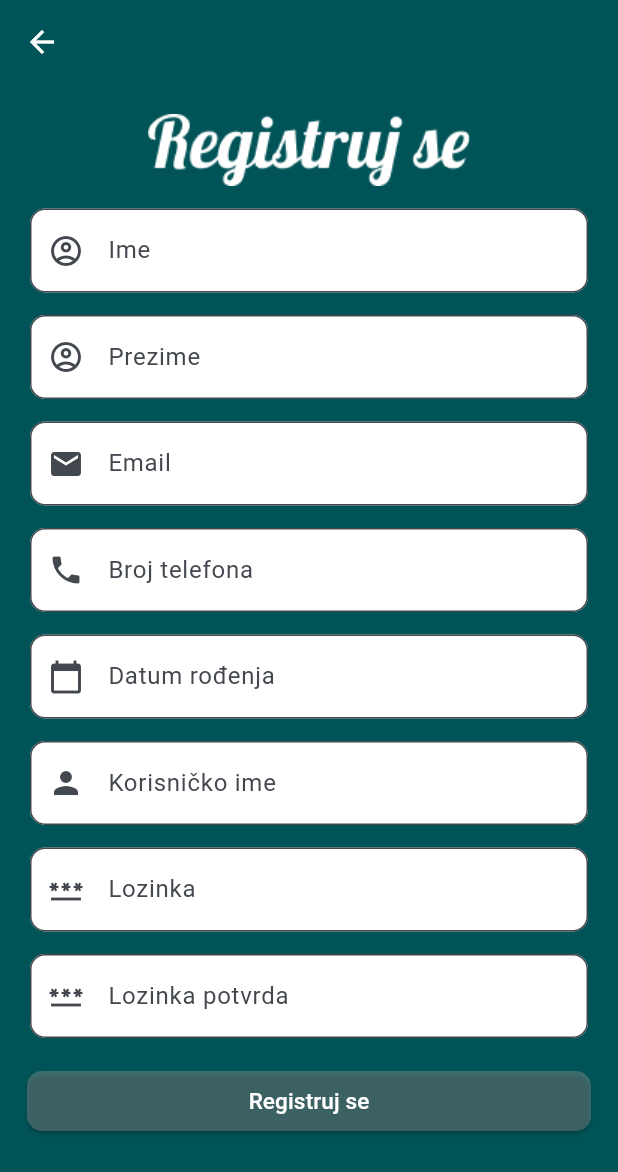
After one commit to AdnanHumackic/NaTanjir_RS2, a Flutter app: the RegistracijaScreen screen opened directly, on a phone screen of 412 x 824 dp. The commit adds this screen. Shown: the top 1172 px of the screen. Run offline on Flutter 3.47's test engine with Material 3 defaults, Android fonts, the phone set to English and light mode, and no system bars; drawn by our look-alikes of flutter_form_builder; our stand-ins replace file_picker, flutter_slidable, form_builder_validators, multi_select_flutter, quickalert; missing offline and left inert: dart:ffi; accounts and stored records are empty; network calls fail; statements that could not run were skipped.

Commit message:
Dodan registracija_screen, mini promjene na ostalim screenovima

```diff
--- a/naTanjir/UI/natanjir_mobile/lib/main.dart
+++ b/naTanjir/UI/natanjir_mobile/lib/main.dart
@@ -1,4 +1,5 @@
 import 'package:flutter/cupertino.dart';
+import 'package:flutter/gestures.dart';
 import 'package:flutter/material.dart';
 import 'package:flutter/painting.dart';
 import 'package:flutter/rendering.dart';
@@ -15,6 +16,7 @@ import 'package:natanjir_mobile/providers/restoran_provider.dart';
 import 'package:natanjir_mobile/providers/vrsta_proizvodum_provider.dart';
 import 'package:natanjir_mobile/providers/vrsta_restorana_provider.dart';
 import 'package:natanjir_mobile/screens/product_list_screen.dart';
+import 'package:natanjir_mobile/screens/registracija_screen.dart';
 import 'package:provider/provider.dart';
 import 'package:quickalert/quickalert.dart';
 import 'package:quickalert/widgets/quickalert_dialog.dart';
@@ -244,6 +246,12 @@ class _LoginPageState extends State<LoginPage> {
                                 fontWeight: FontWeight.bold,
                                 decoration: TextDecoration.underline,
                               ),
+                              recognizer: TapGestureRecognizer()
+                                ..onTap = () {
+                                  Navigator.of(context).push(MaterialPageRoute(
+                                      builder: (context) =>
+                                          RegistracijaScreen()));
+                                },
                             ),
                           ],
                         ),
--- a/naTanjir/UI/natanjir_mobile/lib/screens/korisnik_profile_edit_screen.dart
+++ b/naTanjir/UI/natanjir_mobile/lib/screens/korisnik_profile_edit_screen.dart
@@ -143,9 +143,9 @@ class _KorisnikProfileEditScreenState extends State<KorisnikProfileEditScreen> {
                     errorText: "Minimalna dužina imena je 2 znaka."),
                 FormBuilderValidators.maxLength(40,
                     errorText: "Maksimalna dužina imena je 40 znakova."),
-                FormBuilderValidators.match(r'^[A-Za-z]+(?:\s[A-Za-z]+)*$',
+                FormBuilderValidators.match(r'^[A-Z][a-zA-Z]*$',
                     errorText:
-                        "Ime mora počinjati sa velikim slovom,\n te smije sadržavati samo slova.")
+                        "Ime mora počinjati sa velikim slovom i smije \nsadržavati samo slova.")
               ]),
             ),
             SizedBox(height: 15),
@@ -172,9 +172,9 @@ class _KorisnikProfileEditScreenState extends State<KorisnikProfileEditScreen> {
                     errorText: "Minimalna dužina prezimena je 2 znaka."),
                 FormBuilderValidators.maxLength(40,
                     errorText: "Maksimalna dužina prezimena je 40 znakova."),
-                FormBuilderValidators.match(r'^[A-Za-z]+(?:\s[A-Za-z]+)*$',
+                FormBuilderValidators.match(r'^[A-Z][a-zA-Z]*$',
                     errorText:
-                        "Prezime mora počinjati sa velikim slovom,\n te smije sadržavati samo slova.")
+                        "Prezime mora počinjati sa velikim slovom i smije \nsadržavati samo slova.")
               ]),
             ),
             SizedBox(height: 15),
@@ -196,10 +196,10 @@ class _KorisnikProfileEditScreenState extends State<KorisnikProfileEditScreen> {
               ),
               name: 'telefon',
               validator: FormBuilderValidators.compose([
-                FormBuilderValidators.required(errorText: "Obavezno polje"),
+                FormBuilderValidators.required(errorText: "Obavezno polje."),
                 FormBuilderValidators.match(r'^\+\d{7,15}$',
                     errorText:
-                        "Telefon mora imati od 7 do 15 cifara \ni počinjati znakom +"),
+                        "Telefon mora imati od 7 do 15 cifara \ni počinjati znakom +."),
               ]),
             ),
             SizedBox(height: 15),
@@ -276,11 +276,11 @@ class _KorisnikProfileEditScreenState extends State<KorisnikProfileEditScreen> {
                       name: 'lozinka',
                       validator: FormBuilderValidators.compose([
                         FormBuilderValidators.required(
-                            errorText: "Obavezno polje"),
+                            errorText: "Obavezno polje."),
                       ]),
                       onChanged: (value) {
                         if (value != AuthProvider.password) {
-                          passwordError = "Unesite ispravanu lozinku";
+                          passwordError = "Unesite ispravanu lozinku.";
                         } else {
                           passwordError = null;
                         }
@@ -320,7 +320,7 @@ class _KorisnikProfileEditScreenState extends State<KorisnikProfileEditScreen> {
                       name: 'novaLozinka',
                       validator: FormBuilderValidators.compose([
                         FormBuilderValidators.required(
-                            errorText: "Obavezno polje"),
+                            errorText: "Obavezno polje."),
                       ]),
                       onChanged: (value) {
                         if (value != null && value == AuthProvider.password) {
@@ -365,7 +365,7 @@ class _KorisnikProfileEditScreenState extends State<KorisnikProfileEditScreen> {
                       name: 'lozinkaPotvrda',
                       validator: FormBuilderValidators.compose([
                         FormBuilderValidators.required(
-                            errorText: "Obavezno polje"),
+                            errorText: "Obavezno polje."),
                       ]),
                       onChanged: (value) {
                         if (value != null &&
--- a/naTanjir/UI/natanjir_mobile/lib/screens/korisnik_profile_screen.dart
+++ b/naTanjir/UI/natanjir_mobile/lib/screens/korisnik_profile_screen.dart
@@ -246,7 +246,7 @@ class _KorisnikProfileScreenState extends State<KorisnikProfileScreen> {
                 ),
               ),
             ),
-            SizedBox(height: 40),
+            SizedBox(height: 5),
             Container(
               margin: EdgeInsets.only(top: 20),
               child: Padding(
@@ -285,7 +285,6 @@ class _KorisnikProfileScreenState extends State<KorisnikProfileScreen> {
 
   Widget _buildFooter() {
     return Align(
-      alignment: Alignment.bottomCenter,
       child: Padding(
         padding: const EdgeInsets.all(15.0),
         child: Stack(
--- /dev/null
+++ b/naTanjir/UI/natanjir_mobile/lib/screens/registracija_screen.dart
@@ -0,0 +1,384 @@
+import 'package:flutter/cupertino.dart';
+import 'package:flutter/material.dart';
+import 'package:flutter_form_builder/flutter_form_builder.dart';
+import 'package:form_builder_validators/form_builder_validators.dart';
+import 'package:natanjir_mobile/models/korisnici.dart';
+import 'package:natanjir_mobile/models/search_result.dart';
+import 'package:natanjir_mobile/providers/korisnici_provider.dart';
+import 'package:natanjir_mobile/providers/utils.dart';
+import 'package:provider/provider.dart';
+import 'package:quickalert/models/quickalert_type.dart';
+import 'package:quickalert/widgets/quickalert_dialog.dart';
+
+class RegistracijaScreen extends StatefulWidget {
+  RegistracijaScreen({super.key});
+
+  @override
+  State<RegistracijaScreen> createState() => _RegistracijaScreenState();
+}
+
+class _RegistracijaScreenState extends State<RegistracijaScreen> {
+  late KorisniciProvider korisniciProvider;
+
+  SearchResult<Korisnici>? korisniciResult;
+
+  final _formKey = GlobalKey<FormBuilderState>();
+
+  String? confirmPasswordError;
+  String? usernameError;
+  String? dateError;
+  @override
+  void didChangeDependencies() {
+    super.didChangeDependencies();
+  }
+
+  @override
+  void initState() {
+    super.initState();
+    korisniciProvider = context.read<KorisniciProvider>();
+
+    _initForm();
+  }
+
+  Future _initForm() async {
+    korisniciResult = await korisniciProvider.get();
+  }
+
+  @override
+  Widget build(BuildContext context) {
+    return Scaffold(
+      backgroundColor: Color.fromARGB(255, 0, 83, 86),
+      appBar: AppBar(
+        backgroundColor: Color.fromARGB(255, 0, 83, 86),
+        foregroundColor: Colors.white,
+      ),
+      body: SingleChildScrollView(
+        child: Padding(
+          padding: EdgeInsets.all(10),
+          child: Column(
+            children: [_buildForm(), _saveRow()],
+          ),
+        ),
+      ),
+    );
+  }
+
+  Widget _buildForm() {
+    return FormBuilder(
+      key: _formKey,
+      child: Padding(
+        padding: EdgeInsets.all(10),
+        child: Column(
+          children: [
+            Container(
+              child: Image.asset("assets/images/registrujSe.png"),
+            ),
+            SizedBox(height: 15),
+            FormBuilderTextField(
+              decoration: InputDecoration(
+                errorStyle: TextStyle(
+                    color: Color.fromARGB(255, 255, 99, 71), fontSize: 14),
+                labelStyle: TextStyle(
+                  color: Colors.black,
+                  fontSize: 18,
+                  fontWeight: FontWeight.w600,
+                ),
+                hintText: "Ime",
+                prefixIcon: Icon(Icons.account_circle_outlined),
+                border: OutlineInputBorder(
+                  borderRadius: BorderRadius.circular(10),
+                ),
+                filled: true,
+                fillColor: Colors.white,
+              ),
+              name: 'ime',
+              validator: FormBuilderValidators.compose([
+                FormBuilderValidators.required(errorText: "Obavezno polje."),
+                FormBuilderValidators.minLength(2,
+                    errorText: "Minimalna dužina imena je 2 znaka."),
+                FormBuilderValidators.maxLength(40,
+                    errorText: "Maksimalna dužina imena je 40 znakova."),
+                FormBuilderValidators.match(r'^[A-Z][a-zA-Z]*$',
+                    errorText:
+                        "Ime mora počinjati sa velikim slovom i smije \nsadržavati samo slova.")
+              ]),
+            ),
+            SizedBox(height: 15),
+            FormBuilderTextField(
+              decoration: InputDecoration(
+                errorStyle: TextStyle(
+                    color: Color.fromARGB(255, 255, 99, 71), fontSize: 14),
+                labelStyle: TextStyle(
+                  color: Colors.black,
+                  fontSize: 25,
+                  fontWeight: FontWeight.w600,
+                ),
+                hintText: "Prezime",
+                prefixIcon: Icon(Icons.account_circle_outlined),
+                border: OutlineInputBorder(
+                  borderRadius: BorderRadius.circular(10),
+                ),
+                filled: true,
+                fillColor: Colors.white,
+              ),
+              name: 'prezime',
+              validator: FormBuilderValidators.compose([
+                FormBuilderValidators.required(errorText: "Obavezno polje."),
+                FormBuilderValidators.minLength(2,
+                    errorText: "Minimalna dužina prezimena je 2 znaka."),
+                FormBuilderValidators.maxLength(40,
+                    errorText: "Maksimalna dužina prezimena je 40 znakova."),
+                FormBuilderValidators.match(r'^[A-Z][a-zA-Z]*$',
+                    errorText:
+                        "Prezime mora počinjati sa velikim slovom i smije \nsadržavati samo slova.")
+              ]),
+            ),
+            SizedBox(height: 15),
+            FormBuilderTextField(
+              decoration: InputDecoration(
+                errorStyle: TextStyle(
+                    color: Color.fromARGB(255, 255, 99, 71), fontSize: 14),
+                labelStyle: TextStyle(
+                  color: Colors.black,
+                  fontSize: 18,
+                  fontWeight: FontWeight.w600,
+                ),
+                hintText: "Email",
+                prefixIcon: Icon(Icons.email),
+                border: OutlineInputBorder(
+                  borderRadius: BorderRadius.circular(10),
+                ),
+                filled: true,
+                fillColor: Colors.white,
+              ),
+              name: 'email',
+              validator: FormBuilderValidators.compose([
+                FormBuilderValidators.required(errorText: "Obavezno polje."),
+                FormBuilderValidators.email(errorText: "Email nije validan.")
+              ]),
+            ),
+            SizedBox(height: 15),
+            FormBuilderTextField(
+              decoration: InputDecoration(
+                errorStyle: TextStyle(
+                    color: Color.fromARGB(255, 255, 99, 71), fontSize: 14),
+                labelStyle: TextStyle(
+                  color: Colors.black,
+                  fontSize: 18,
+                  fontWeight: FontWeight.w600,
+                ),
+                hintText: "Broj telefona",
+                prefixIcon: Icon(Icons.phone),
+                border: OutlineInputBorder(
+                  borderRadius: BorderRadius.circular(10),
+                ),
+                filled: true,
+                fillColor: Colors.white,
+              ),
+              name: 'telefon',
+              validator: FormBuilderValidators.compose([
+                FormBuilderValidators.required(errorText: "Obavezno polje."),
+                FormBuilderValidators.match(r'^\+\d{7,15}$',
+                    errorText:
+                        "Telefon mora imati od 7 do 15 cifara \ni počinjati znakom +."),
+              ]),
+            ),
+            SizedBox(height: 15),
+            FormBuilderDateTimePicker(
+              decoration: InputDecoration(
+                errorText: dateError,
+                errorStyle: TextStyle(
+                    color: Color.fromARGB(255, 255, 99, 71), fontSize: 14),
+                labelStyle: TextStyle(
+                  color: Colors.black,
+                  fontSize: 18,
+                  fontWeight: FontWeight.w600,
+                ),
+                prefixIcon: Icon(Icons.calendar_today),
+                hintText: "Datum rođenja",
+                border: OutlineInputBorder(
+                  borderRadius: BorderRadius.circular(10),
+                ),
+                filled: true,
+                fillColor: Colors.white,
+              ),
+              name: 'datumRodjenja',
+              validator: FormBuilderValidators.compose([
+                FormBuilderValidators.required(errorText: "Obavezno polje."),
+              ]),
+              onChanged: (value) async {
+                if (value != null) {
+                  DateTime date = DateTime.now();
+                  int age = date.year - value.year;
+
+                  if (age < 18 || value!.isAfter(DateTime.now())) {
+                    dateError =
+                        "Morate biti stariji od 18 godina i\ndatum rođenja ne smije biti stariji od \ndanašnjeg.";
+                  }
+                } else {
+                  dateError = null;
+                }
+
+                setState(() {});
+              },
+            ),
+            SizedBox(height: 15),
+            FormBuilderTextField(
+              decoration: InputDecoration(
+                errorText: usernameError,
+                errorStyle: TextStyle(
+                    color: Color.fromARGB(255, 255, 99, 71), fontSize: 14),
+                labelStyle: TextStyle(
+                  color: Colors.black,
+                  fontSize: 18,
+                  fontWeight: FontWeight.w600,
+                ),
+                hintText: "Korisničko ime",
+                prefixIcon: Icon(Icons.person),
+                border: OutlineInputBorder(
+                  borderRadius: BorderRadius.circular(10),
+                ),
+                filled: true,
+                fillColor: Colors.white,
+              ),
+              name: 'korisnickoIme',
+              validator: FormBuilderValidators.compose([
+                FormBuilderValidators.required(errorText: "Obavezno polje."),
+              ]),
+              onChanged: (value) async {
+                if (value != null) {
+                  var username = await korisniciResult!.result
+                      .map((e) => e.korisnickoIme == value)
+                      .toList();
+                  if (username.contains(true)) {
+                    usernameError = "Korisnik s tim imenom već postoji.";
+                  } else {
+                    usernameError = null;
+                  }
+                }
+                setState(() {});
+              },
+            ),
+            SizedBox(height: 15),
+            FormBuilderTextField(
+              decoration: InputDecoration(
+                errorStyle: TextStyle(
+                    color: Color.fromARGB(255, 255, 99, 71), fontSize: 14),
+                labelStyle: TextStyle(
+                  color: Colors.black,
+                  fontSize: 18,
+                  fontWeight: FontWeight.w600,
+                ),
+                hintText: "Lozinka",
+                prefixIcon: Icon(Icons.password),
+                border: OutlineInputBorder(
+                  borderRadius: BorderRadius.circular(10),
+                ),
+                filled: true,
+                fillColor: Colors.white,
+              ),
+              name: 'lozinka',
+              obscureText: true,
+              validator: FormBuilderValidators.compose([
+                FormBuilderValidators.required(errorText: "Obavezno polje."),
+              ]),
+            ),
+            SizedBox(height: 15),
+            FormBuilderTextField(
+              decoration: InputDecoration(
+                errorStyle: TextStyle(
+                    color: Color.fromARGB(255, 255, 99, 71), fontSize: 14),
+                errorText: confirmPasswordError,
+                labelStyle: TextStyle(
+                  color: Colors.black,
+                  fontSize: 18,
+                  fontWeight: FontWeight.w600,
+                ),
+                prefixIcon: Icon(Icons.password),
+                hintText: "Lozinka potvrda",
+                border: OutlineInputBorder(
+                  borderRadius: BorderRadius.circular(10),
+                ),
+                filled: true,
+                fillColor: Colors.white,
+              ),
+              name: 'lozinkaPotvrda',
+              obscureText: true,
+              validator: FormBuilderValidators.compose([
+                FormBuilderValidators.required(errorText: "Obavezno polje."),
+              ]),
+              onChanged: (value) {
+                if (value != null &&
+                    _formKey.currentState!.fields['lozinka']?.value != value) {
+                  confirmPasswordError =
+                      "Lozinka potvrda se mora podudarati sa \nunesenom lozinkom.";
+                } else {
+                  confirmPasswordError = null;
+                }
+                setState(() {});
+              },
+            ),
+          ],
+        ),
+      ),
+    );
+  }
+
+  Widget _saveRow() {
+    return Padding(
+      padding: const EdgeInsets.all(8.0),
+      child: Column(
+        children: [
+          SizedBox(
+            width: double.infinity,
+            child: ElevatedButton(
+              style: ElevatedButton.styleFrom(
+                backgroundColor: Color.fromARGB(97, 158, 158, 158),
+                shape: RoundedRectangleBorder(
+                  borderRadius: BorderRadius.circular(10),
+                ),
+                fixedSize: Size(double.infinity, 40),
+              ),
+              onPressed: () async {
+                var isValid = _formKey.currentState!.saveAndValidate();
+                if (isValid == true) {
+                  var req = Map.from(_formKey.currentState!.value);
+                  DateTime dob = req['datumRodjenja'];
+                  req['datumRodjenja'] = dob.toIso8601String().split('T')[0];
+                  req['uloge'] = [1];
+                  await korisniciProvider.insert(req);
+                  QuickAlert.show(
+                    context: context,
+                    type: QuickAlertType.success,
+                    title: "Registracija uspješna!",
+                  );
+
+                  setState(() {
+                    resetFields();
+                  });
+                } else {
+                  QuickAlert.show(
+                    context: context,
+                    type: QuickAlertType.error,
+                    title: "Greška prilikom registracije.",
+                  );
+                }
+              },
+              child: Text(
+                "Registruj se",
+                style: TextStyle(color: Colors.white, fontSize: 15),
+              ),
+            ),
+          ),
+        ],
+      ),
+    );
+  }
+
+  void resetFields() {
+    _formKey.currentState?.reset();
+    usernameError = null;
+    dateError = null;
+    confirmPasswordError = null;
+  }
+}
```
Also changed, not shown: naTanjir/UI/natanjir_mobile/assets/images/registrujSe.png (added).
